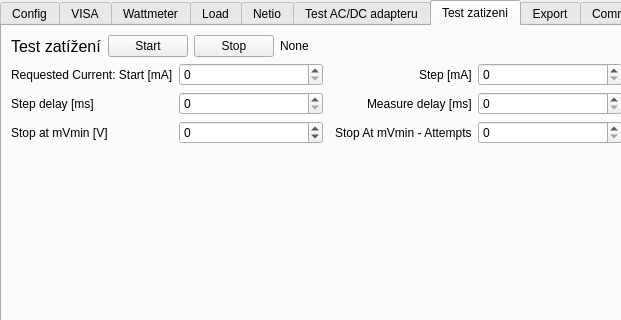
Above: tester_adapteru/ui_mainwindow.ui from lamasek/customer_fast before the change; both pictures show x 0 to 621 and y 0 to 320 of the 932 by 587 pixel window. Below: the same form after it.
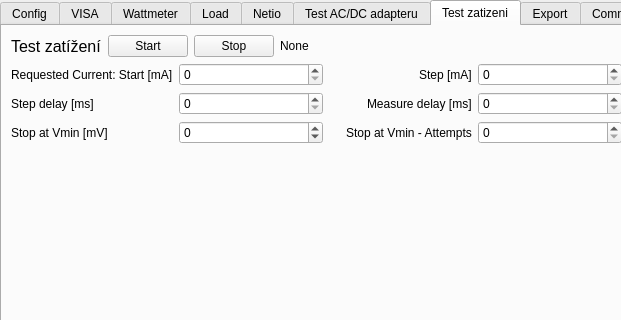
That is the form after the change. The open tabs and pages were chosen to show the change. Custom widgets are drawn as their Qt base class.

Commit message: added tooltips in Test zatizeni added default name for export save as dialogs

The edit to the form file:
```diff
--- a/tester_adapteru/ui_mainwindow.ui
+++ b/tester_adapteru/ui_mainwindow.ui
@@ -1145,7 +1145,7 @@
             <item row="3" column="0">
              <widget class="QLabel" name="label_10">
               <property name="text">
-               <string>Stop at mVmin [V]</string>
+               <string>Stop at Vmin [mV]</string>
               </property>
              </widget>
             </item>
@@ -1195,7 +1195,7 @@
             <item row="3" column="2" alignment="Qt::AlignRight">
              <widget class="QLabel" name="label_11">
               <property name="text">
-               <string>Stop At mVmin - Attempts</string>
+               <string>Stop at Vmin - Attempts</string>
               </property>
              </widget>
             </item>
```
Left out of the diff: 41 changed lines with no effect on the pictures. The commit also changes 2 other files.
